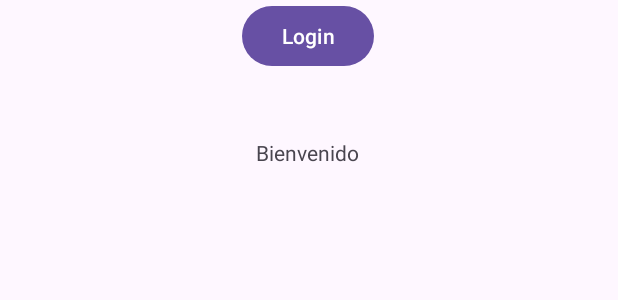
After one commit to MOV-2024-B-SW-GR2/2024b-mov-sw-gr2-marquez-santos-marco-antonio, an Android app: the layout activity_hfirebase_ui_auth.xml on its own in the app's theme, with its tools: preview values and no code run, on a phone screen of 412 x 824 dp. The commit adds this screen. Shown: the top 300 px of the screen. Run offline under Robolectric (Android 15) with nearby library versions, the phone set to English and light mode, and no system bars.

Commit message:
Actualizacion clase 30-01-2025

```diff
--- a/01_android/app/build.gradle.kts
+++ b/01_android/app/build.gradle.kts
@@ -42,14 +42,16 @@ android {
 }
 
 dependencies {
-
+    implementation(libs.firebase.ui.auth)
     implementation(libs.androidx.core.ktx)
     implementation(libs.androidx.appcompat)
     implementation(libs.material)
     implementation(libs.androidx.activity)
     implementation(libs.androidx.constraintlayout)
     implementation(libs.play.services.maps)
+    implementation(libs.firebase.auth)
     testImplementation(libs.junit)
     androidTestImplementation(libs.androidx.junit)
     androidTestImplementation(libs.androidx.espresso.core)
 }
+tasks.register("testClasses")
--- a/01_android/app/src/main/java/com/example/gr2sw2024b_mams/MainActivity.kt
+++ b/01_android/app/src/main/java/com/example/gr2sw2024b_mams/MainActivity.kt
@@ -1,5 +1,6 @@
 package com.example.gr2sw2024b_mams
 
+import android.annotation.SuppressLint
 import android.app.Activity
 import android.content.Intent
 import android.net.Uri
@@ -62,6 +63,11 @@ class MainActivity : AppCompatActivity() {
         botonGoogleMaps.setOnClickListener {
             irActividad(GGoogleMaps::class.java)
         }
+
+        val botonAuth = findViewById<Button>(R.id.btn_intent_firebase_ui)
+        botonAuth.setOnClickListener {
+            irActividad(HFirebaseUiAuth::class.java)
+        }
     }
 
     fun irActividad(clase:Class<*>){
--- /dev/null
+++ b/01_android/app/src/main/res/layout/activity_hfirebase_ui_auth.xml
@@ -0,0 +1,39 @@
+<?xml version="1.0" encoding="utf-8"?>
+<androidx.constraintlayout.widget.ConstraintLayout xmlns:android="http://schemas.android.com/apk/res/android"
+    xmlns:app="http://schemas.android.com/apk/res-auto"
+    xmlns:tools="http://schemas.android.com/tools"
+    android:id="@+id/main"
+    android:layout_width="match_parent"
+    android:layout_height="match_parent"
+    tools:context=".HFirebaseUiAuth">
+
+    <Button
+        android:id="@+id/btn_login_firebase"
+        android:layout_width="wrap_content"
+        android:layout_height="wrap_content"
+        android:text="Login"
+        app:layout_constraintEnd_toEndOf="@+id/tv_bienvenido"
+        app:layout_constraintStart_toStartOf="@+id/tv_bienvenido"
+        tools:layout_editor_absoluteY="209dp" />
+
+    <Button
+        android:id="@+id/btn_logout_firebase"
+        android:layout_width="wrap_content"
+        android:layout_height="wrap_content"
+        android:text="Logout"
+        android:visibility="invisible"
+        app:layout_constraintEnd_toEndOf="@+id/btn_login_firebase"
+        app:layout_constraintStart_toStartOf="@+id/btn_login_firebase"
+        tools:layout_editor_absoluteY="341dp" />
+
+    <TextView
+        android:id="@+id/tv_bienvenido"
+        android:layout_width="wrap_content"
+        android:layout_height="wrap_content"
+        android:layout_marginTop="92dp"
+        android:text="Bienvenido"
+        app:layout_constraintEnd_toEndOf="parent"
+        app:layout_constraintHorizontal_bias="0.498"
+        app:layout_constraintStart_toStartOf="parent"
+        app:layout_constraintTop_toTopOf="parent" />
+</androidx.constraintlayout.widget.ConstraintLayout>
--- a/01_android/gradle/libs.versions.toml
+++ b/01_android/gradle/libs.versions.toml
@@ -13,6 +13,8 @@ googleFirebaseAppdistribution = "5.0.0"
 googleGmsGoogleServices = "4.4.2"
 googleAndroidLibrariesMapsplatformSecretsGradlePlugin = "2.0.1"
 playServicesMaps = "18.1.0"
+firebaseAuth = "23.1.0"
+firebaseUiAuth = "7.2.0"
 
 [libraries]
 androidx-core-ktx = { group = "androidx.core", name = "core-ktx", version.ref = "coreKtx" }
@@ -24,6 +26,8 @@ material = { group = "com.google.android.material", name = "material", version.r
 androidx-activity = { group = "androidx.activity", name = "activity", version.ref = "activity" }
 androidx-constraintlayout = { group = "androidx.constraintlayout", name = "constraintlayout", version.ref = "constraintlayout" }
 play-services-maps = { group = "com.google.android.gms", name = "play-services-maps", version.ref = "playServicesMaps" }
+firebase-auth = { group = "com.google.firebase", name = "firebase-auth", version.ref = "firebaseAuth" }
+firebase-ui-auth = {group = "com.firebaseui", name="firebase-ui-auth", version.ref = "firebaseUiAuth"}
 
 [plugins]
 android-application = { id = "com.android.application", version.ref = "agp" }
```
Also changed, not shown: 01_android/app/src/main/AndroidManifest.xml (+5 -2 lines), 01_android/app/src/main/java/com/example/gr2sw2024b_mams/GGoogleMaps.kt (+10 -0 lines), 01_android/app/src/main/java/com/example/gr2sw2024b_mams/HFirebaseUiAuth.kt (added, +86 -0 lines), 01_android/app/src/main/res/layout/activity_main.xml (+11 -0 lines).
